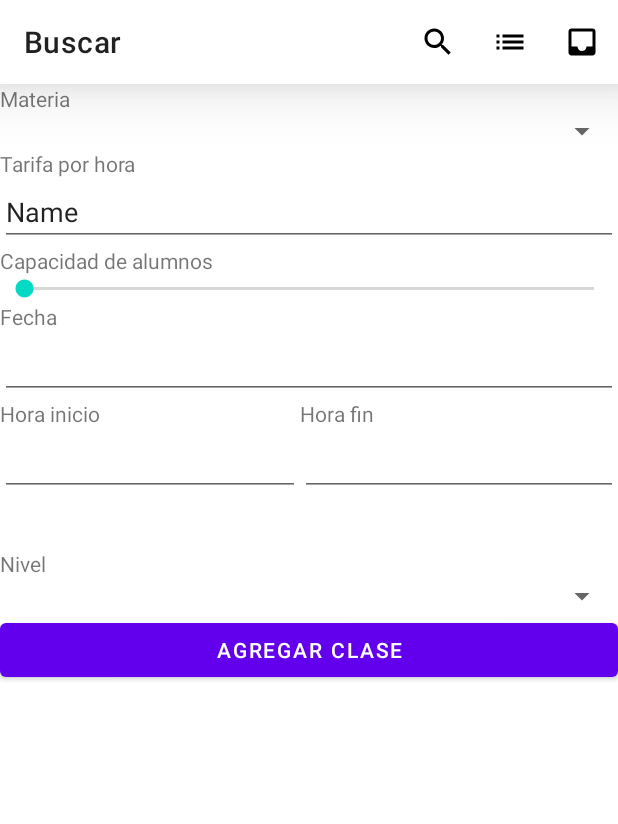
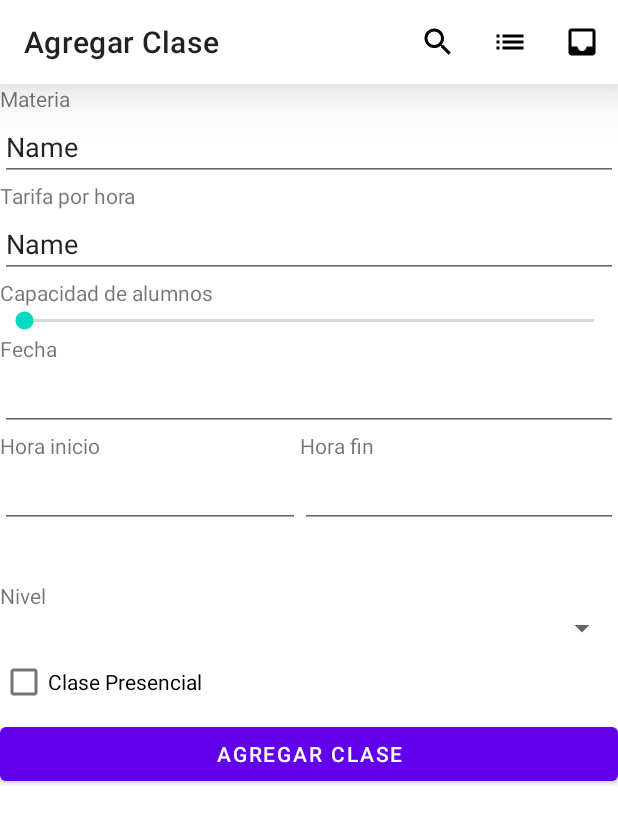
Before and after one commit to UTN-FRSF-TPS/DAM-APP, an Android app: the AgregarClaseFragment screen opened through its navigation route, on a phone screen of 412 x 824 dp. Shown: the top 824 px of the screen. Run offline under Robolectric (Android 15) with nearby library versions, the phone set to English and light mode, and no system bars; our stand-ins replace Firebase (no records; nobody signed in at launch, a user with empty details on screens opened directly); libraries missing offline, so code that uses them is left out: com.hbb20.

Commit message:
Agrega logica para crear clase Crea fragmento para seleccionar ubicacion, no implementa busqueda por mapa. Crea clase virtual (no revisado), no crea clase presencial (no implementa busqueda por mapa). El objeto profesor no se agrega con la clase.

```diff
--- a/app/src/main/java/com/fvt/dondeestudio/AgregarClaseFragment.java
+++ b/app/src/main/java/com/fvt/dondeestudio/AgregarClaseFragment.java
@@ -3,76 +3,35 @@ package com.fvt.dondeestudio;
 
 import android.content.Context;
 import android.os.Bundle;
+import android.view.LayoutInflater;
+import android.view.View;
+import android.view.ViewGroup;
 
 import androidx.appcompat.app.AppCompatActivity;
 import androidx.fragment.app.Fragment;
-
-import android.view.LayoutInflater;
-import android.view.Menu;
-import android.view.MenuInflater;
-import android.view.View;
-import android.view.ViewGroup;
-import android.widget.Button;
+import androidx.navigation.Navigation;
 
 import com.fvt.dondeestudio.databinding.FragmentAgregarClaseBinding;
-import com.fvt.dondeestudio.DTO.ClaseDTO;
 import com.fvt.dondeestudio.gestores.GestorClases;
 import com.fvt.dondeestudio.gestores.GestorProfesores;
-import com.fvt.dondeestudio.helpers.Callback;
 import com.fvt.dondeestudio.model.Clase;
 import com.fvt.dondeestudio.model.Nivel;
-import com.fvt.dondeestudio.model.Profesor;
-import com.google.android.gms.maps.model.LatLng;
-import com.google.firebase.messaging.FirebaseMessaging;
+import com.google.firebase.auth.FirebaseAuth;
 
-import org.checkerframework.checker.units.qual.C;
-
-import java.util.Date;
-
-/**
- * A simple {@link Fragment} subclass.
- * Use the {@link AgregarClaseFragment#newInstance} factory method to
- * create an instance of this fragment.
- */
 public class AgregarClaseFragment extends Fragment {
     private FragmentAgregarClaseBinding binding;
-    // TODO: Rename parameter arguments, choose names that match
-    // the fragment initialization parameters, e.g. ARG_ITEM_NUMBER
-    private static final String ARG_PARAM1 = "param1";
-    private static final String ARG_PARAM2 = "param2";
+
     private static final String CHANNEL_ID = "my_notification_channel";
     private static final int NOTIFICATION_ID = 1;
-
-
-    // TODO: Rename and change types of parameters
-    private String mParam1;
-    private String mParam2;
-    private String asignatura;
-    private Double tarifaPorHora;
-    private String fecha;
-    private String hInicio;
-    private String hFin;
-    private String nivel;
-    private Button agregarClase;
 
     public AgregarClaseFragment() {
         // Required empty public constructor
     }
 
-    /**
-     * Use this factory method to create a new instance of
-     * this fragment using the provided parameters.
-     *
-     * @param param1 Parameter 1.
-     * @param param2 Parameter 2.
-     * @return A new instance of fragment AgregarClaseFragment.
-     */
     // TODO: Rename and change types and number of parameters
     public static AgregarClaseFragment newInstance(String param1, String param2) {
         AgregarClaseFragment fragment = new AgregarClaseFragment();
         Bundle args = new Bundle();
-        args.putString(ARG_PARAM1, param1);
-        args.putString(ARG_PARAM2, param2);
         fragment.setArguments(args);
         return fragment;
     }
@@ -80,10 +39,7 @@ public class AgregarClaseFragment extends Fragment {
     @Override
     public void onCreate(Bundle savedInstanceState) {
         super.onCreate(savedInstanceState);
-        if (getArguments() != null) {
-            mParam1 = getArguments().getString(ARG_PARAM1);
-            mParam2 = getArguments().getString(ARG_PARAM2);
-        }
+
     }
 
     @Override
@@ -91,14 +47,58 @@ public class AgregarClaseFragment extends Fragment {
                              Bundle savedInstanceState) {
         final Context contexto = this.getContext();
         ((AppCompatActivity) getActivity()).getSupportActionBar().show();
-        ((AppCompatActivity) getActivity()).getSupportActionBar().setTitle("Buscar");
+        ((AppCompatActivity) getActivity()).getSupportActionBar().setTitle("Agregar Clase");
+
         // Inflate the layout for this fragment
         binding = FragmentAgregarClaseBinding.inflate(inflater, container, false);
-        agregarClase = binding.button5;
+        binding.btnAgregarClase.setOnClickListener(lambda -> agregar());
         return binding.getRoot();
+    }
+
+    private void agregar() {
+
+        String asignatura = binding.etMateria.getText().toString();
+        String fecha = binding.etFecha.getText().toString();
+        Integer cupo = binding.slicerCantAlum.getProgress(); //Deberiamos hacer algo para mostrar cuanto va dinamicamente
+
+        // Horario
+        String hInicio = binding.etHoraInicio.getText().toString();
+        String hFin = binding.etHoraFin.getText().toString();
+        String horario = hInicio + "-" + hFin;
+
+        // Nivel
+        String nivelS = binding.spinnerNivel.getSelectedItem().toString();
+        Nivel nivel = Nivel.valueOf(nivelS); //No se si eso va a funcionar
+
+        // Tarifa
+        String tarifa = binding.etTarifa.getText().toString();
+        Double tarifaPorHora = Double.parseDouble(tarifa);
+
+        // Profesor
+        GestorProfesores gestorProfesores = new GestorProfesores();
+        String idLog = FirebaseAuth.getInstance().getUid();
+        //No se bien como obtener el objeto profesor con la funcion obtener profesor
+        gestorProfesores.obtenerProfesor(idLog,null);
+
+        if (binding.checkBoxPresencial.equals("True")){
+            //Obtener la ubicacion
+
+
+            //profesor, tarifahora, cupo, nivel, ubicacion, asignatura, valoracion, horario
+            Clase clase = new Clase();
+            GestorClases gestor = new GestorClases();
+            gestor.agregarClase(clase);
+        }else{
+            //profesor, tarifahora, cupo, nivel, ubicacion, asignatura, valoracion, horario
+            Clase clase = new Clase(null, tarifaPorHora, cupo, nivel, null, asignatura, null, horario);
+            GestorClases gestor = new GestorClases();
+            gestor.agregarClase(clase);
+        }
+        // Corroborar que la clase se haya agregado correctamente
+        // Mostrar un toast diciendo que la clase se agrego correctamente y limpiar los campos
+        Navigation.findNavController(binding.getRoot()).navigate(R.id.action_agregarClaseFragment_self,null);
 
     }
 
 
-
 }
--- a/app/src/main/java/com/fvt/dondeestudio/adapters/ClasesResultadoAdapter.java
+++ b/app/src/main/java/com/fvt/dondeestudio/adapters/ClasesResultadoAdapter.java
@@ -55,7 +55,7 @@ public class ClasesResultadoAdapter extends RecyclerView.Adapter<ClasesResultado
                     }
                 }
             });
-           //TODO convertir de coordenadas a direccion para mostrar en el card view
+           //TODO: convertir de coordenadas a direccion para mostrar en el card view
             binding.botonReservar.setOnClickListener(new View.OnClickListener() {
                   @Override
                  public void onClick(View v) {
--- a/app/src/main/res/layout/fragment_agregar_clase.xml
+++ b/app/src/main/res/layout/fragment_agregar_clase.xml
@@ -14,21 +14,25 @@
             android:id="@+id/textView13"
             android:layout_width="match_parent"
             android:layout_height="wrap_content"
-            android:text="Materia" />
+            android:text="@string/materia" />
 
-        <Spinner
-            android:id="@+id/spinner2"
+        <EditText
+            android:id="@+id/etMateria"
             android:layout_width="match_parent"
-            android:layout_height="wrap_content" />
+            android:layout_height="wrap_content"
+            android:ems="10"
+            android:inputType="textPersonName"
+            android:text="Name" />
 
         <TextView
             android:id="@+id/textView15"
             android:layout_width="match_parent"
             android:layout_height="wrap_content"
-            android:text="Tarifa por hora" />
+            android:text="Tarifa por hora"
+            android:inputType="numberDecimal"/>
 
         <EditText
-            android:id="@+id/editTextTextPersonName"
+            android:id="@+id/etTarifa"
             android:layout_width="match_parent"
             android:layout_height="wrap_content"
             android:ems="10"
@@ -42,7 +46,7 @@
             android:text="Capacidad de alumnos" />
 
         <SeekBar
-            android:id="@+id/seekBar"
+            android:id="@+id/slicerCantAlum"
             android:layout_width="match_parent"
             android:layout_height="wrap_content" />
 
@@ -53,7 +57,7 @@
             android:text="Fecha" />
 
         <EditText
-            android:id="@+id/editTextDate"
+            android:id="@+id/etFecha"
             android:layout_width="match_parent"
             android:layout_height="wrap_content"
             android:ems="10"
@@ -76,7 +80,7 @@
                     android:text="Hora inicio" />
 
                 <EditText
-                    android:id="@+id/editTextTime2"
+                    android:id="@+id/etHoraInicio"
                     android:layout_width="match_parent"
                     android:layout_height="wrap_content"
                     android:ems="10"
@@ -95,7 +99,7 @@
                     android:text="Hora fin" />
 
                 <EditText
-                    android:id="@+id/editTextTime"
+                    android:id="@+id/etHoraFin"
                     android:layout_width="match_parent"
                     android:layout_height="wrap_content"
                     android:ems="10"
@@ -110,12 +114,18 @@
             android:text="Nivel"/>
 
         <Spinner
-            android:id="@+id/spinner3"
+            android:id="@+id/spinnerNivel"
             android:layout_width="match_parent"
             android:layout_height="wrap_content" />
 
+        <CheckBox
+            android:id="@+id/checkBoxPresencial"
+            android:layout_width="match_parent"
+            android:layout_height="wrap_content"
+            android:text="Clase Presencial" />
+
         <Button
-            android:id="@+id/button5"
+            android:id="@+id/btnAgregarClase"
             android:layout_width="match_parent"
             android:layout_height="wrap_content"
             android:text="Agregar clase" />
--- a/app/src/main/res/layout/fragment_login.xml
+++ b/app/src/main/res/layout/fragment_login.xml
@@ -7,16 +7,16 @@
     tools:context=".LoginFragment" >
 
     <ImageView
-        android:visibility="invisible"
         android:id="@+id/imageView2"
         android:layout_width="163dp"
         android:layout_height="132dp"
         android:layout_marginTop="40dp"
+        android:src="@drawable/logo_app"
+        android:visibility="invisible"
         app:layout_constraintEnd_toEndOf="parent"
         app:layout_constraintHorizontal_bias="0.498"
         app:layout_constraintStart_toStartOf="parent"
-        app:layout_constraintTop_toTopOf="parent"
-        android:src="@drawable/logo_app" />
+        app:layout_constraintTop_toTopOf="parent" />
 
     <TextView
         android:visibility="invisible"
--- a/app/src/main/res/navigation/nav_graph.xml
+++ b/app/src/main/res/navigation/nav_graph.xml
@@ -9,7 +9,24 @@
         android:id="@+id/agregarClaseFragment"
         android:name="com.fvt.dondeestudio.AgregarClaseFragment"
         android:label="fragment_agregar_clase"
-        tools:layout="@layout/fragment_agregar_clase" />
+        tools:layout="@layout/fragment_agregar_clase" >
+        <action
+            android:id="@+id/action_agregarClaseFragment_self"
+            app:destination="@id/agregarClaseFragment" />
+        <action
+            android:id="@+id/action_agregarClaseFragment_to_seleccionarUbicacionFragment"
+            app:destination="@id/seleccionarUbicacionFragment" />
+    </fragment>
+
+    <fragment
+        android:id="@+id/seleccionarUbicacionFragment"
+        android:name="com.fvt.dondeestudio.SeleccionarUbicacionFragment"
+        android:label="fragment_seleccionar_ubicacion"
+        tools:layout="@layout/fragment_seleccionar_ubicacion">
+        <action
+            android:id="@+id/action_seleccionarUbicacionFragment_to_agregarClaseFragment"
+            app:destination="@id/agregarClaseFragment" />
+    </fragment>
     <fragment
         android:id="@+id/clasesReservadasFragment"
         android:name="com.fvt.dondeestudio.ClasesReservadasFragment"
--- a/app/src/main/res/values/strings.xml
+++ b/app/src/main/res/values/strings.xml
@@ -5,6 +5,7 @@
     <!-- to toggle the open close button of the navigation drawer -->
     <string name="drawer_open">Open</string>
     <string name="drawer_close">Close</string>
+    <string name="materia">Materia</string>
     <string-array name="rol">
         <item>Alumno</item>
         <item>Profesor</item>
```
Also changed, not shown: app/src/main/java/com/fvt/dondeestudio/SeleccionarUbicacionFragment.java (added, +95 -0 lines), app/src/main/res/layout/fragment_seleccionar_ubicacion.xml (added, +38 -0 lines).
